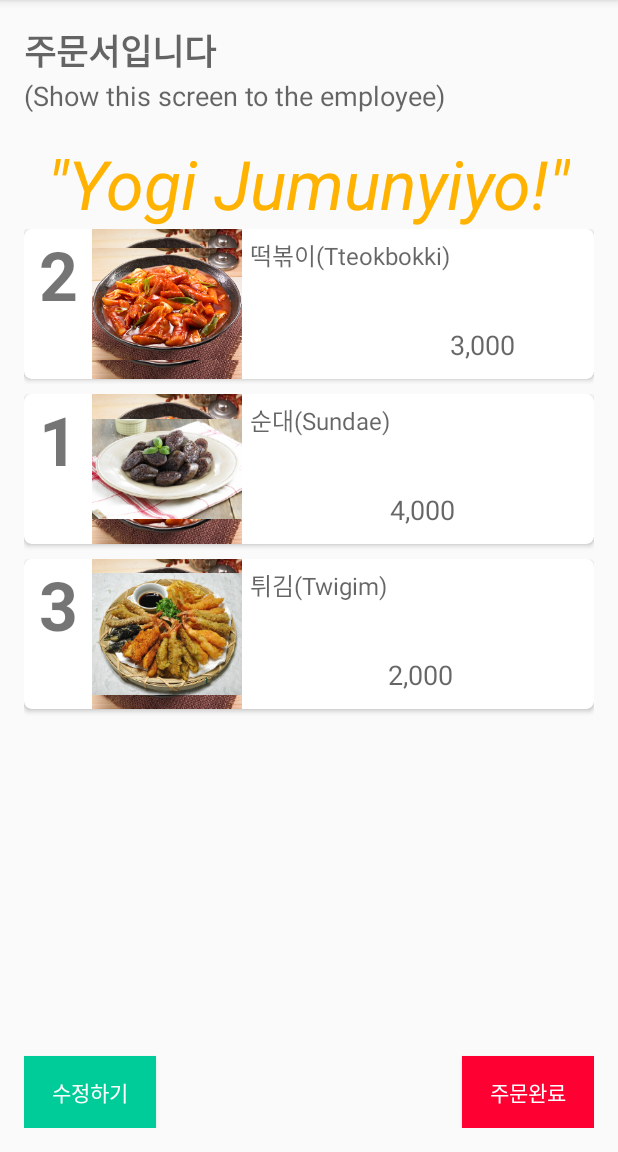
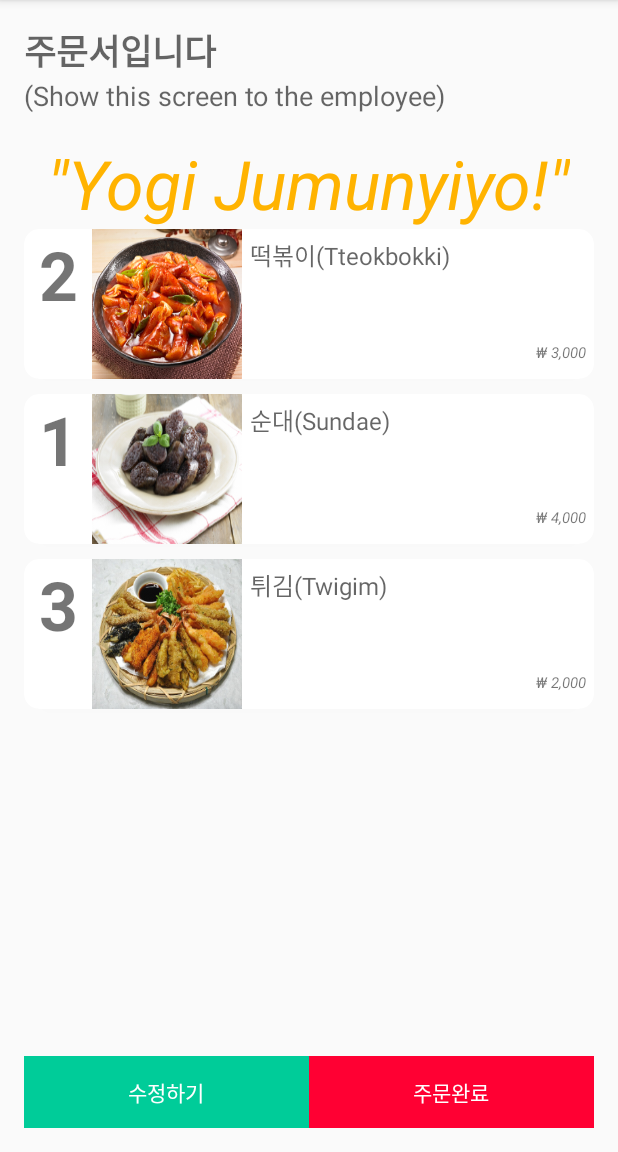
Before and after one commit to hojunyoo/HelloStranger, an Android app: the OrderSheetActivity screen opened directly, with no data from a screen before it, on a phone screen of 412 x 824 dp, the part 84-1236 px from its top. Run offline under Robolectric (Android 15) with nearby library versions, the phone set to English and light mode, and no system bars.

Commit message:
주문서 작성 버튼 2개 꽉차게 배치 #16
그리고 사진 속정을 `fitXY`로 해줌.

```diff
--- a/app/src/main/java/com/example/secpc/hellostranger/activity/OrderSheetActivity.java
+++ b/app/src/main/java/com/example/secpc/hellostranger/activity/OrderSheetActivity.java
@@ -25,9 +25,9 @@ public class OrderSheetActivity extends AppCompatActivity {
 
         List<Dumy_Order> orders = new ArrayList<>();
         Dumy_Order[] order = new Dumy_Order[ORDER_SIZE];
-        order[0] = new Dumy_Order(R.drawable.dumy_tteokbokki, "떡볶이(Tteokbokki)", "2", "3,000");
-        order[1] = new Dumy_Order(R.drawable.dumy_sundae, "순대(Sundae)", "1", "4,000");
-        order[2] = new Dumy_Order(R.drawable.dumy_fried_somthin, "튀김(Twigim)", "3", "2,000");
+        order[0] = new Dumy_Order(R.drawable.dumy_tteokbokki, "떡볶이(Tteokbokki)", "2", "₩ 3,000  ");
+        order[1] = new Dumy_Order(R.drawable.dumy_sundae, "순대(Sundae)", "1", "₩ 4,000  ");
+        order[2] = new Dumy_Order(R.drawable.dumy_fried_somthin, "튀김(Twigim)", "3", "₩ 2,000  ");
 
         for(int i = 0; i < ORDER_SIZE; i++) {
             orders.add(order[i]);
--- a/app/src/main/res/layout/activity_order_sheet.xml
+++ b/app/src/main/res/layout/activity_order_sheet.xml
@@ -9,30 +9,6 @@
     android:paddingTop="@dimen/activity_vertical_margin"
     tools:context="com.example.secpc.hellostranger.activity.OrderSheetActivity">
 
-    <Button
-        android:layout_width="wrap_content"
-        android:layout_height="wrap_content"
-        android:text="@string/order_submit"
-        android:id="@+id/order_submit_button"
-        android:background="@color/colorAccent"
-        android:textColor="@color/white"
-        android:layout_gravity="end"
-        android:layout_alignParentBottom="true"
-        android:layout_alignRight="@+id/linearLayout"
-        android:layout_alignEnd="@+id/linearLayout" />
-
-    <Button
-        android:text="@string/order_modify"
-        android:id="@+id/order_modifiy_button"
-        android:background="@color/TestGreen"
-        android:textColor="@color/white"
-        android:layout_width="wrap_content"
-        android:layout_height="wrap_content"
-        android:layout_alignParentBottom="true"
-        android:layout_alignParentLeft="true"
-        android:layout_alignParentStart="true"
-        android:layout_alignTop="@+id/order_submit_button" />
-
     <LinearLayout
         android:orientation="vertical"
         android:layout_width="match_parent"
@@ -40,8 +16,7 @@
         android:id="@+id/linearLayout"
         android:weightSum="1"
         android:layout_alignParentRight="true"
-        android:layout_alignParentEnd="true"
-        android:layout_above="@+id/order_submit_button">
+        android:layout_alignParentEnd="true">
 
         <TextView
             android:layout_width="match_parent"
@@ -75,14 +50,12 @@
 
         <ScrollView
             android:layout_width="match_parent"
-            android:layout_height="wrap_content"
-            android:id="@+id/scrollView"
-            android:layout_weight="0.67">
-
+            android:layout_height="match_parent"
+            android:id="@+id/scrollView" >
 
             <android.support.v7.widget.RecyclerView
                 android:layout_width="match_parent"
-                android:layout_height="match_parent"
+                android:layout_height="wrap_content"
                 android:id="@+id/order_rv" >
 
             </android.support.v7.widget.RecyclerView>
@@ -91,4 +64,35 @@
 
     </LinearLayout>
 
+    <LinearLayout
+        android:layout_width="match_parent"
+        android:layout_height="wrap_content"
+        android:layout_alignBottom="@+id/linearLayout">
+
+
+        <Button
+            android:text="@string/order_modify"
+            android:id="@+id/order_modifiy_button"
+            android:background="@color/TestGreen"
+            android:textColor="@color/white"
+            android:layout_width="@dimen/zero_dp"
+            android:layout_weight="@string/for_having_equal_width"
+            android:layout_height="wrap_content"
+            android:layout_alignParentBottom="true" />
+
+        <Button
+            android:layout_width="@dimen/zero_dp"
+            android:layout_height="wrap_content"
+            android:text="@string/order_submit"
+            android:id="@+id/order_submit_button"
+            android:background="@color/colorAccent"
+            android:textColor="@color/white"
+            android:layout_weight="@string/for_having_equal_width"
+            android:layout_alignParentBottom="true"
+            android:layout_toRightOf="@+id/order_modifiy_button" />
+
+
+
+    </LinearLayout>
+
 </RelativeLayout>
--- a/app/src/main/res/layout/orderd_item.xml
+++ b/app/src/main/res/layout/orderd_item.xml
@@ -2,15 +2,15 @@
 <LinearLayout xmlns:android="http://schemas.android.com/apk/res/android"
     xmlns:card_view="http://schemas.android.com/apk/res-auto"
     android:layout_width="fill_parent"
-    android:layout_height="@dimen/card_view_size"
+    android:layout_height="fill_parent"
     android:orientation="vertical">
 
     <android.support.v7.widget.CardView
         xmlns:android="http://schemas.android.com/apk/res/android"
         android:layout_width="wrap_content"
-        android:layout_height="wrap_content"
+        android:layout_height="@dimen/card_view_size"
         android:layout_gravity="center"
-        card_view:cardCornerRadius="@dimen/card_view_padding"
+        card_view:cardCornerRadius="@dimen/menu_qaunti_padding"
         android:layout_marginBottom="@dimen/menu_qaunti_padding"
         card_view:theme="@style/Base.CardView"
         android:id="@+id/oder_cv" >
@@ -35,7 +35,6 @@
                         android:layout_width="wrap_content"
                         android:layout_height="wrap_content"
                         android:textAppearance="?android:attr/textAppearanceSmall"
-                        android:text="@string/dumy_menu_quantity"
                         android:id="@+id/menu_qauntity"
                         android:layout_marginLeft="@dimen/menu_qaunti_padding"
                         android:textSize="@dimen/lang_icon_size"
@@ -52,19 +51,20 @@
                         android:orientation="horizontal"
                         android:layout_width="fill_parent"
                         android:layout_marginLeft="@dimen/lang_icon_size"
-                        android:layout_height="match_parent">
+                        android:layout_height="match_parent"
+                        android:weightSum="1">
 
                         <ImageView
-                            android:layout_width="@dimen/card_view_size"
-                            android:layout_height="@dimen/card_view_size"
-                            android:id="@+id/menu_picture"
-                            android:background="@drawable/dumy_tteokbokki" />
+                            android:layout_width="@dimen/menu_image_size"
+                            android:minWidth="@dimen/menu_image_size"
+                            android:layout_height="fill_parent"
+                            android:scaleType="fitXY"
+                            android:id="@+id/menu_picture" />
 
                         <TextView
                             android:layout_width="wrap_content"
                             android:layout_height="wrap_content"
                             android:textAppearance="?android:attr/textAppearanceMedium"
-                            android:text="@string/dumy_menu_name"
                             android:id="@+id/menu_name"
                             android:layout_marginLeft="@dimen/card_view_padding"
                             android:layout_marginTop="@dimen/card_view_padding"
@@ -72,13 +72,16 @@
                             android:layout_gravity="top" />
 
                         <TextView
-                            android:layout_width="wrap_content"
+                            android:layout_width="match_parent"
                             android:layout_height="wrap_content"
-                            android:textAppearance="?android:attr/textAppearanceMedium"
-                            android:text="@string/dumy_menu_price"
                             android:id="@+id/menu_price"
                             android:layout_marginBottom="@dimen/card_view_padding"
-                            android:layout_gravity="bottom|right"/>
+                            android:textSize="@dimen/menu_qaunti_padding"
+                            android:gravity="end"
+                            android:layout_gravity="bottom"
+                            android:textStyle="italic"
+                            android:textAlignment="textEnd" />
+
                     </LinearLayout>
 
                 </LinearLayout>
--- a/app/src/main/res/values/dimens.xml
+++ b/app/src/main/res/values/dimens.xml
@@ -9,6 +9,8 @@
     <dimen name="fab_margin">23dp</dimen>
     <dimen name="menu_size">60dp</dimen>
     <dimen name="card_view_size">100dp</dimen>
+    <dimen name="menu_image_size">100dp</dimen>
     <dimen name="card_view_padding">5dp</dimen>
     <dimen name="menu_qaunti_padding">10dp</dimen>
+    <dimen name="zero_dp">0dp</dimen>
 </resources>
--- a/app/src/main/res/values/strings.xml
+++ b/app/src/main/res/values/strings.xml
@@ -16,14 +16,12 @@
     <string name="dumy_store_time">Time 17:00 - 19:00</string>
     <string name="dumy_store_contact_number">Contact 02 - 347 - 2837</string>
 
-    <string name="dumy_menu_name">매장이름</string>
-    <string name="dumy_menu_quantity">1</string>
-    <string name="dumy_menu_price">3,000</string>
-
     <string name="oder_sheet_kor_title">주문서입니다</string>
     <string name="oder_sheet_eng_title">(Show this screen to the employee)</string>
     <string name="oder_sheet_show_this_and_say">\"Yogi Jumunyiyo!\"</string>
     <string name="order_modify">수정하기</string>
     <string name="order_submit">주문완료</string>
 
+    <string name="for_having_equal_width">1</string>
+
 </resources>
```
